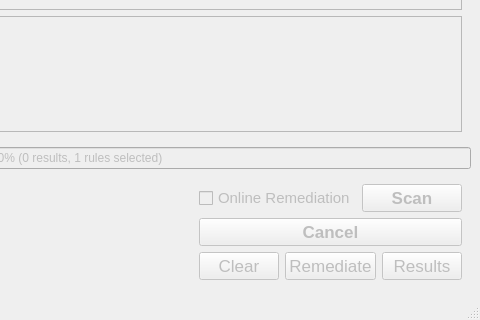
Old version of the form ui/MainWindow.ui in the repository OpenSCAP/scap-workbench; both pictures show x 320 to 800 and y 330 to 650 of the 800 by 650 pixel window.
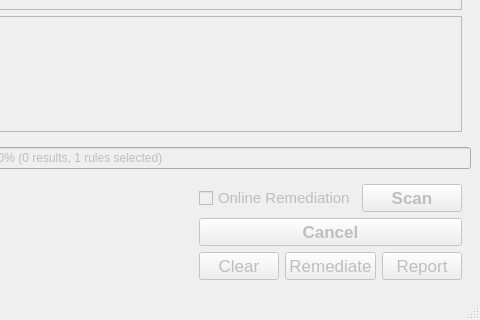
New version of the form.

Commit message: Relabeled "Results" button to "Report", changed result viewer title

```diff
--- a/ui/MainWindow.ui
+++ b/ui/MainWindow.ui
@@ -439,7 +439,7 @@
                 </font>
                </property>
                <property name="text">
-                <string>Results</string>
+                <string>Report</string>
                </property>
               </widget>
              </item>
```
The commit also changes 1 other file.
